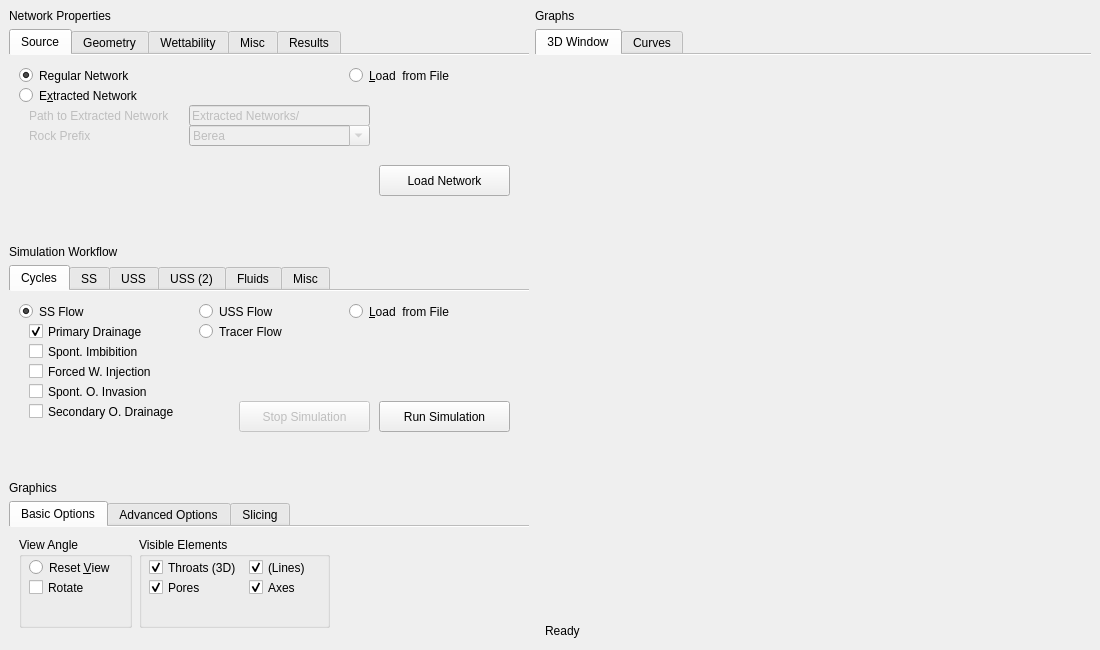
Above: mainwindow.ui from ahboujelben/numSCAL-basic before the change. Below: the same form after it.
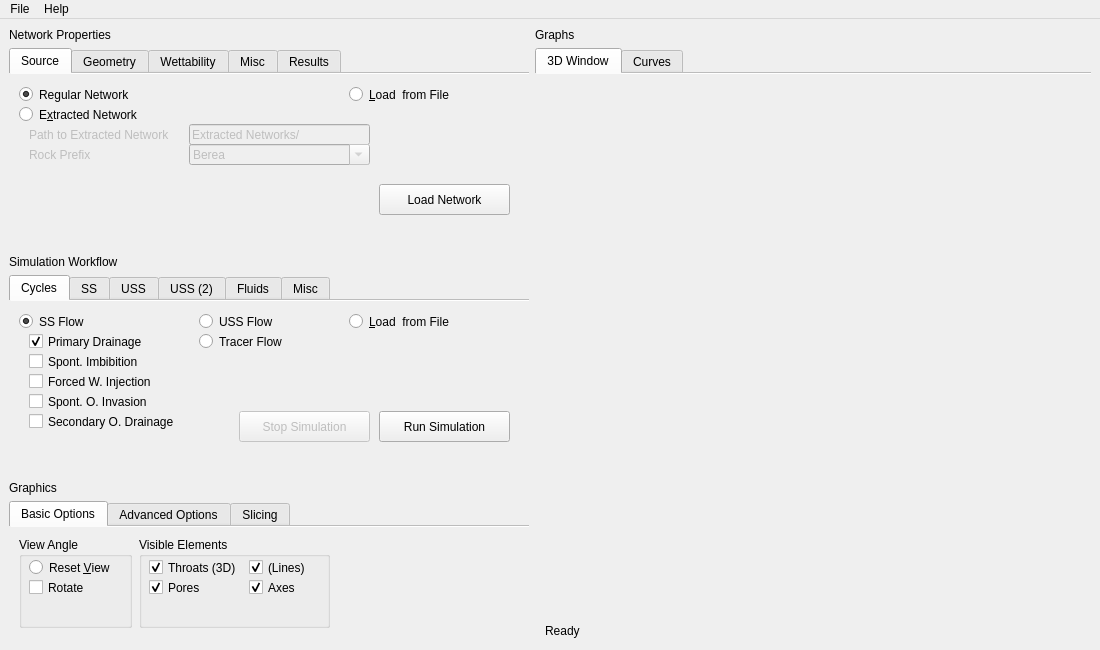
That is the form after the change. Icons and pictures are not drawn. Custom widgets are drawn as their Qt base class.

Commit message: added global menu

The edit to the form file:
```diff
--- a/mainwindow.ui
+++ b/mainwindow.ui
@@ -3455,6 +3455,46 @@
     </item>
    </layout>
   </widget>
+  <widget class="QMenuBar" name="menuBar">
+   <property name="geometry">
+    <rect>
+     <x>0</x>
+     <y>0</y>
+     <width>1100</width>
+     <height>21</height>
+    </rect>
+   </property>
+   <widget class="QMenu" name="menuFile">
+    <property name="title">
+     <string>File</string>
+    </property>
+    <addaction name="actionExit"/>
+   </widget>
+   <widget class="QMenu" name="menuHelp">
+    <property name="title">
+     <string>Help</string>
+    </property>
+    <addaction name="actionAbout"/>
+   </widget>
+   <addaction name="menuFile"/>
+   <addaction name="menuHelp"/>
+  </widget>
+  <action name="actionExit">
+   <property name="text">
+    <string>Exit</string>
+   </property>
+   <property name="toolTip">
+    <string>Close numSCAL</string>
+   </property>
+  </action>
+  <action name="actionAbout">
+   <property name="text">
+    <string>About</string>
+   </property>
+   <property name="toolTip">
+    <string>About numSCAL</string>
+   </property>
+  </action>
  </widget>
  <customwidgets>
   <customwidget>
```
The commit also changes 4 other files.
